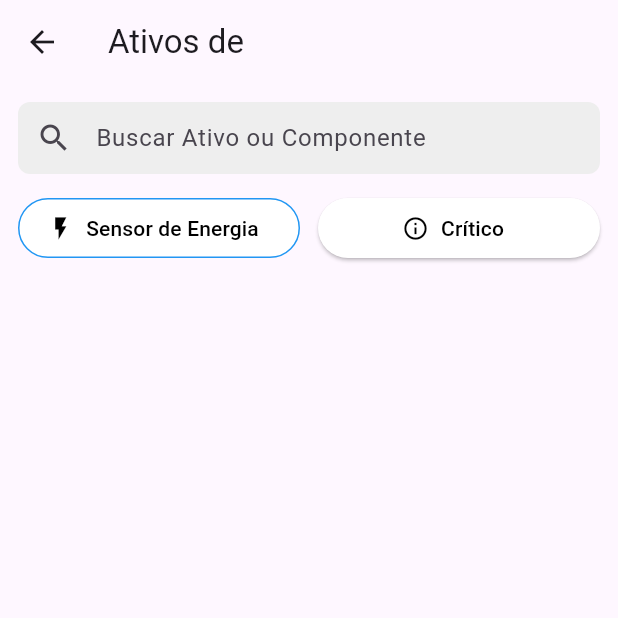
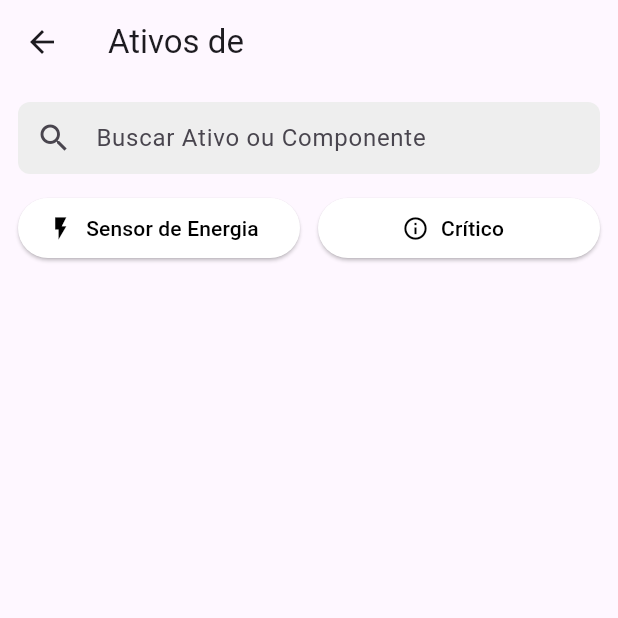
Before and after one commit to Gustavobbs/tractian-app, a Flutter app: the AssetsPage screen opened directly with empty values, on a phone screen of 412 x 824 dp, the top half of it. Run offline on Flutter 3.47's test engine with Material 3 defaults, Android fonts, the phone set to English and light mode, and no system bars; network calls fail.

Commit message:
style: ajusts filter button status

```diff
--- a/lib/src/ui/widgets/filters_bar.dart
+++ b/lib/src/ui/widgets/filters_bar.dart
@@ -49,8 +49,7 @@ class FiltersBar extends StatelessWidget {
                   style: ElevatedButton.styleFrom(
                     backgroundColor: filterEnergy ? Colors.blue : Colors.white,
                     foregroundColor: filterEnergy ? Colors.white : Colors.black,
-                    side: const BorderSide(color: Colors.blue),
-                    elevation: 0,
+                    elevation: 1,
                   ),
                   icon: const Icon(Icons.flash_on),
                   label: const Text('Sensor de Energia'),
```
